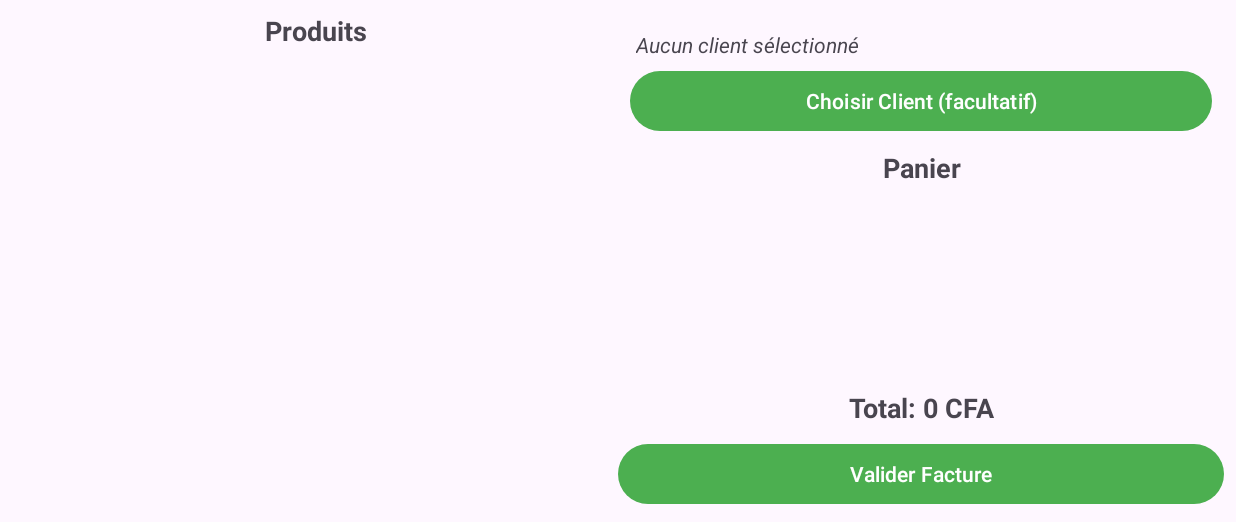
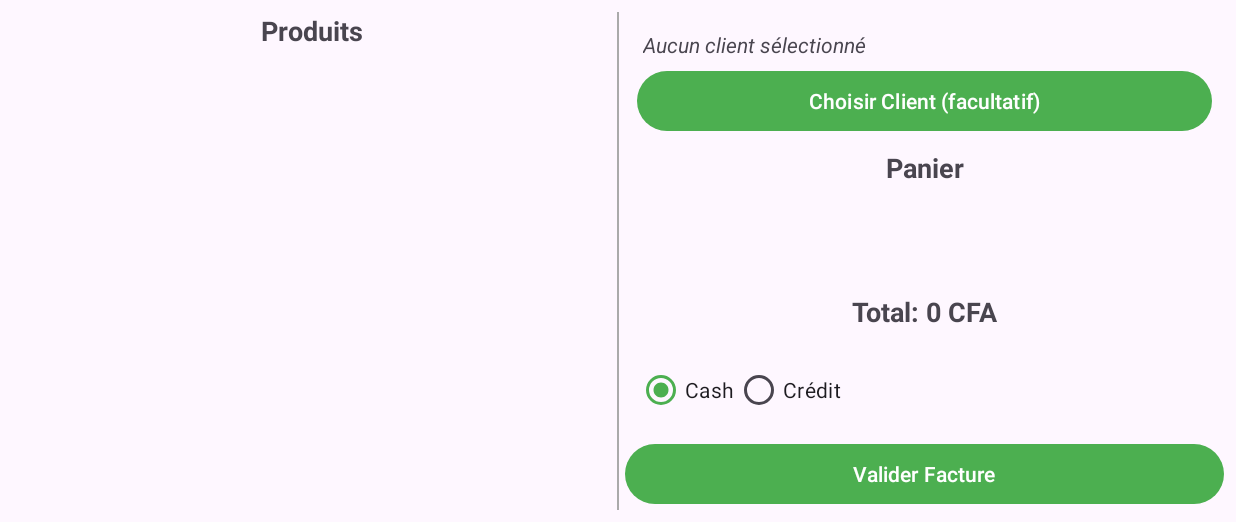
Before and after one commit to papis301/SAMACAISSEANDROID, an Android app built with Jetpack Compose: the CaisseActivity screen opened directly, with no data from a screen before it, on a phone screen of 824 x 412 dp (held sideways), the part 96-618 px from its top. Run offline under Robolectric (Android 15) with nearby library versions, the phone set to English and light mode, and no system bars.

Commit message:
facture avec vente cash ou a crédit ok

```diff
--- a/app/src/main/java/com/pisco/samacaisseandroid/java/CaisseActivity.java
+++ b/app/src/main/java/com/pisco/samacaisseandroid/java/CaisseActivity.java
@@ -46,6 +46,9 @@ public class CaisseActivity extends AppCompatActivity {
     private Integer currentClientId = null; // null si aucun client sélectionné
     private String selectedPaymentType = "cash";
     Button btnSelectClient ;
+    RadioGroup radioPaymentType;
+    RadioButton radioCash, radioCredit;
+
 
 
 
@@ -57,6 +60,11 @@ public class CaisseActivity extends AppCompatActivity {
         LinearLayout rootLayout = findViewById(R.id.container);
         // Toujours horizontal pour la caisse
         rootLayout.setOrientation(LinearLayout.HORIZONTAL);
+
+        radioPaymentType = findViewById(R.id.radioPaymentType);
+        radioCash = findViewById(R.id.radioCash);
+        radioCredit = findViewById(R.id.radioCredit);
+
 
         listProducts = findViewById(R.id.listProducts);
         listCart = findViewById(R.id.listCart);
@@ -299,6 +307,8 @@ private void saveSale() {
         return; // Sortir de la méthode
     }
 
+    selectedPaymentType = radioCash.isChecked() ? "cash" : "credit";
+
     long saleId = dbHelper.saveSaleWithItems(cart, currentClientId, selectedPaymentType);
 
     if (saleId != -1) {
--- a/app/src/main/java/com/pisco/samacaisseandroid/java/FactureActivity.java
+++ b/app/src/main/java/com/pisco/samacaisseandroid/java/FactureActivity.java
@@ -39,6 +39,8 @@ public class FactureActivity extends AppCompatActivity {
     private long saleId;
     StringBuilder facturestring ;
     double total;
+    private String paymentType; // cash ou credit
+
 
     @Override
     protected void onCreate(Bundle savedInstanceState) {
@@ -207,8 +209,11 @@ public class FactureActivity extends AppCompatActivity {
         // 🔹 Récupérer la vente
         Cursor sale = db.rawQuery("SELECT * FROM sales WHERE id=?", new String[]{String.valueOf(saleId)});
         if (sale.moveToFirst()) {
+            paymentType = sale.getString(sale.getColumnIndexOrThrow("payment_type")); // récupère cash ou credit
+
             sb.append("FACTURE N°").append(saleId).append("\n");
             sb.append("Date: ").append(sale.getString(sale.getColumnIndexOrThrow("date"))).append("\n");
+            sb.append("Type de paiement: ").append(paymentType.equals("cash") ? "Cash" : "Crédit").append("\n");
 
             // 🔹 Récupérer le client si existant
             int clientId = sale.getInt(sale.getColumnIndexOrThrow("client_id"));
--- a/app/src/main/res/layout/activity_caisse.xml
+++ b/app/src/main/res/layout/activity_caisse.xml
@@ -4,7 +4,7 @@
     android:id="@+id/rootLayout"
     android:layout_width="match_parent"
     android:layout_height="match_parent"
-    android:orientation="vertical"> <!-- Valeur par défaut -->
+    android:orientation="vertical">
 
     <!-- TopAppBar -->
     <com.google.android.material.appbar.MaterialToolbar
@@ -22,6 +22,7 @@
         android:layout_width="match_parent"
         android:layout_height="match_parent"
         android:weightSum="2"
+        android:orientation="horizontal"
         android:padding="8dp">
 
         <!-- Produits -->
@@ -44,6 +45,13 @@
                 android:layout_width="match_parent"
                 android:layout_height="match_parent" />
         </LinearLayout>
+
+        <!-- Barre verticale -->
+        <View
+            android:layout_width="1dp"
+            android:layout_height="match_parent"
+            android:background="@android:color/darker_gray"
+            android:layout_marginHorizontal="4dp"/>
 
         <!-- Panier -->
         <LinearLayout
@@ -105,6 +113,28 @@
                 android:gravity="center"
                 android:padding="8dp" />
 
+            <!-- Sélecteur Cash / Crédit -->
+            <RadioGroup
+                android:id="@+id/radioPaymentType"
+                android:layout_width="match_parent"
+                android:layout_height="wrap_content"
+                android:orientation="horizontal"
+                android:padding="8dp">
+
+                <RadioButton
+                    android:id="@+id/radioCash"
+                    android:layout_width="wrap_content"
+                    android:layout_height="wrap_content"
+                    android:text="Cash"
+                    android:checked="true"/>
+
+                <RadioButton
+                    android:id="@+id/radioCredit"
+                    android:layout_width="wrap_content"
+                    android:layout_height="wrap_content"
+                    android:text="Crédit"/>
+            </RadioGroup>
+
             <Button
                 android:id="@+id/btnValidate"
                 android:layout_width="match_parent"
```
